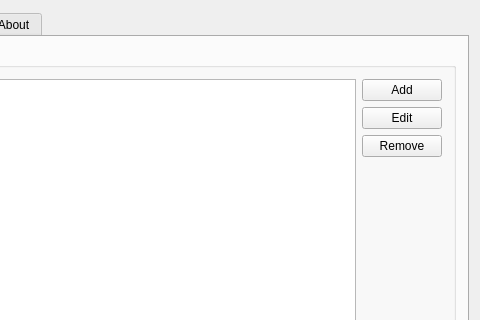
Above: src/dialogsettings.ui from vegiii/birdtray-lite before the change; both pictures show x 391 to 871 and y 0 to 320 of the 871 by 538 pixel window. Below: the same form after it.
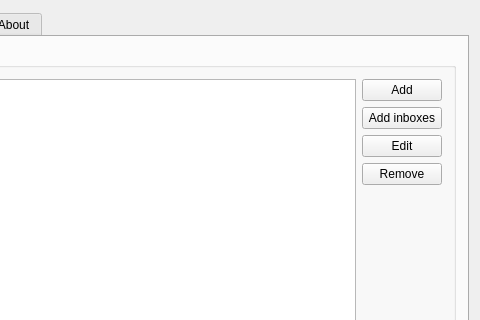
That is the form after the change. The open tabs and pages were chosen to show the change. Icons and pictures are not drawn. Custom widgets are drawn as their Qt base class.

Commit message:
Find Thunderbird inboxes automatically
Read profiles.ini and prefs.js to find the default profile and its
accounts. Monitor all inboxes on the first start, show accounts by
their email address, show monitored folders as selected in the Add
dialog, and add an "Add inboxes" button for accounts added later.

```diff
--- a/src/dialogsettings.ui
+++ b/src/dialogsettings.ui
@@ -325,6 +325,16 @@
                 </property>
                </widget>
               </item>
+              <item>
+               <widget class="QPushButton" name="btnAccountAddInboxes">
+                <property name="toolTip">
+                 <string>Add the inboxes of all Thunderbird accounts that are not monitored yet.</string>
+                </property>
+                <property name="text">
+                 <string>Add inboxes</string>
+                </property>
+               </widget>
+              </item>
               <item>
                <widget class="QPushButton" name="btnAccountEdit">
                 <property name="text">
```
Left out of the diff: 1 changed line with no effect on the pictures. The commit also changes 12 other files.
